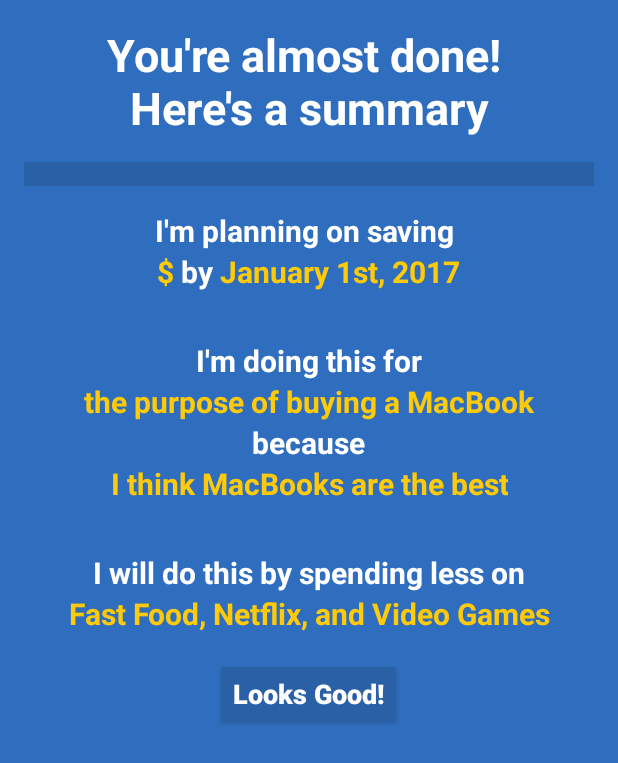
After one commit to zainh96/bluemix-hackathon-Apr16, an Android app: the fragment CreateBudgetStepThreeFragment shown on its own in the app's theme, on a phone screen of 412 x 824 dp. The commit adds this screen. Shown: the top 763 px of the screen. Run offline under Robolectric (Android 15) with nearby library versions, the phone set to English and light mode, and no system bars.

Commit message:
finished summary page

```diff
--- a/app/src/main/java/com/rbc/rbcbudgets/CreateBudgetActivity.java
+++ b/app/src/main/java/com/rbc/rbcbudgets/CreateBudgetActivity.java
@@ -39,6 +39,7 @@ public class CreateBudgetActivity extends AppCompatActivity implements ImageButt
         // create fragments
         fragments.add(new CreateBudgetStepOneFragment().setFormCompletionCallback(this));
         fragments.add(new CreateBudgetStepTwoFragment().setFormCompletionCallback(this));
+        fragments.add(new CreateBudgetStepThreeFragment().setFormCompletionCallback(this));
 
         adapter = new CreateBudgetPagerAdapter(getSupportFragmentManager());
         viewer.setAdapter(adapter);
@@ -57,10 +58,16 @@ public class CreateBudgetActivity extends AppCompatActivity implements ImageButt
             fragments.get(currentFragment).fillForm(this.targetForm);
             if(currentFragment == fragments.size() - 1){
                 // save to DB, goto details.
+                //CreateBudgetStepThreeFragment stepThree = (CreateBudgetStepThreeFragment) fragments.get(currentFragment);
+                //stepThree.showSummary(this.targetForm);
             } else {
                 // goto next form item
                 viewer.setCurrentItem(currentFragment + 1, true);
                 next.setVisibility(View.INVISIBLE);
+
+                if(currentFragment + 1 == fragments.size() - 1){
+                    ((CreateBudgetStepThreeFragment) fragments.get(currentFragment + 1)).showSummary(targetForm);
+                }
             }
         } else if(id == R.id.create_clear){
             fragments.get(currentFragment).clearForm();
--- a/app/src/main/java/com/rbc/rbcbudgets/CreateBudgetStepOneFragment.java
+++ b/app/src/main/java/com/rbc/rbcbudgets/CreateBudgetStepOneFragment.java
@@ -53,6 +53,8 @@ public class CreateBudgetStepOneFragment extends FormFragment implements View.On
         form.setTargetYear(this.year);
         form.setTargetMonth(this.month);
         form.setTargetDayOfMonth(this.dayOfMonth);
+        form.setGoal(forInput.getText().toString());
+        form.setBecause(becauseInput.getText().toString());
     }
 
     @Override
@@ -165,9 +167,4 @@ public class CreateBudgetStepOneFragment extends FormFragment implements View.On
         return this;
     }
 
-    @Override
-    public void onDetach() {
-        super.onDetach();
-        mCallBack = null; // remove reference
-    }
 }
--- /dev/null
+++ b/app/src/main/java/com/rbc/rbcbudgets/CreateBudgetStepThreeFragment.java
@@ -0,0 +1,105 @@
+package com.rbc.rbcbudgets;
+
+import android.content.Context;
+import android.os.Bundle;
+import android.util.Log;
+import android.view.LayoutInflater;
+import android.view.View;
+import android.view.ViewGroup;
+import android.widget.Button;
+import android.widget.TextView;
+
+import org.w3c.dom.Text;
+
+public class CreateBudgetStepThreeFragment extends FormFragment implements View.OnClickListener{
+    private FormCompletion mCallBack;
+    private BudgetTarget form;
+
+    private TextView money, date, forReason, becauseReason, list;
+    private Button done;
+    private String months[];
+
+    public CreateBudgetStepThreeFragment() {
+        // Required empty public constructor
+    }
+
+    @Override
+    public void clearForm() {
+
+    }
+
+    @Override
+    public void fillForm(BudgetTarget form) {
+
+    }
+
+    public CreateBudgetStepThreeFragment setFormCompletionCallback(FormCompletion f){
+        this.mCallBack = f;
+        return this;
+    }
+
+    @Override
+    public View onCreateView(LayoutInflater inflater, ViewGroup container,
+                             Bundle savedInstanceState) {
+        // Inflate the layout for this fragment
+        View v = inflater.inflate(R.layout.fragment_create_budget_step_three, container, false);
+
+        money = (TextView) v.findViewById(R.id.step_three_money);
+        date = (TextView) v.findViewById(R.id.step_three_date);
+        forReason = (TextView) v.findViewById(R.id.step_three_for);
+        becauseReason = (TextView) v.findViewById(R.id.step_three_because);
+        list = (TextView) v.findViewById(R.id.step_three_list);
+        done = (Button) v.findViewById(R.id.step_three_done);
+
+        done.setOnClickListener(this);
+
+        return v;
+    }
+
+    @Override
+    public void onClick(View v) {
+        mCallBack.formIsFilled();
+    }
+
+    public void showSummary(BudgetTarget form){
+        this.form = form;
+
+        // money
+        money.setText("$" + String.format("%.2f", form.getTargetSaveGoal()));
+
+        // date
+        date.setText(months[form.getTargetMonth()] + " " + form.getTargetDayOfMonth() + ", " + form.getTargetYear());
+
+        // For reason (goal)
+        forReason.setText(form.getGoal());
+
+        // because reason
+        becauseReason.setText(form.getBecause());
+
+        StringBuilder builder = new StringBuilder();
+
+        for(int i = 0; i < form.getItems().size(); i++){
+            if(i != 0){
+                builder.append(", ");
+            }
+
+            Item item = form.getItems().get(i);
+
+            if(i == form.getItems().size() - 1 && i != 0){
+                builder.append("and ");
+            }
+
+            builder.append(item.getItem());
+        }
+
+        list.setText(builder.toString());
+
+        Log.i("TEST", "TEST");
+    }
+
+    @Override
+    public void onAttach(Context context) {
+        super.onAttach(context);
+        months = getActivity().getResources().getStringArray(R.array.month_array);
+    }
+}
--- a/app/src/main/java/com/rbc/rbcbudgets/CreateBudgetStepTwoFragment.java
+++ b/app/src/main/java/com/rbc/rbcbudgets/CreateBudgetStepTwoFragment.java
@@ -64,12 +64,6 @@ public class CreateBudgetStepTwoFragment extends FormFragment implements Categor
     }
 
     @Override
-    public void onDetach() {
-        super.onDetach();
-        mCallBack = null; // remove reference
-    }
-
-    @Override
     public View onCreateView(LayoutInflater inflater, ViewGroup container,
                              Bundle savedInstanceState) {
         // Inflate the layout for this fragment
--- /dev/null
+++ b/app/src/main/res/layout/fragment_create_budget_step_three.xml
@@ -0,0 +1,163 @@
+<?xml version="1.0" encoding="utf-8"?>
+<LinearLayout xmlns:android="http://schemas.android.com/apk/res/android"
+    android:background="@color/colorPrimary"
+    android:orientation="vertical"
+    android:paddingStart="16dp"
+    android:paddingEnd="16dp"
+    android:layout_width="match_parent"
+    android:layout_height="match_parent">
+
+    <TextView
+        android:layout_marginTop="16dp"
+        android:textColor="@android:color/white"
+        android:textStyle="bold"
+        android:layout_gravity="center_horizontal"
+        android:lines="2"
+        android:textSize="30sp"
+        android:gravity="center_horizontal"
+        android:text="You're almost done! \nHere's a summary"
+        android:layout_width="wrap_content"
+        android:layout_height="wrap_content" />
+
+    <View
+        android:background="@color/colorPrimaryDarker"
+        android:layout_marginTop="16dp"
+        android:layout_width="match_parent"
+        android:layout_height="16dp"/>
+
+    <ScrollView
+        android:layout_marginTop="16dp"
+        android:layout_width="match_parent"
+        android:layout_height="match_parent">
+
+        <LinearLayout
+            android:orientation="vertical"
+            android:layout_width="match_parent"
+            android:layout_height="wrap_content">
+
+            <!-- Line 1 -->
+            <TextView
+                android:layout_gravity="center_horizontal"
+                android:textColor="@android:color/white"
+                android:textStyle="bold"
+                android:textSize="20sp"
+                android:text="I'm planning on saving "
+                android:layout_width="wrap_content"
+                android:layout_height="wrap_content" />
+
+            <!-- Line 2 -->
+            <LinearLayout
+                android:layout_gravity="center_horizontal"
+                android:orientation="horizontal"
+                android:layout_width="wrap_content"
+                android:layout_height="wrap_content">
+
+                <TextView
+                    android:id="@+id/step_three_money"
+                    android:textColor="@color/colorAccent"
+                    android:textStyle="bold"
+                    android:textSize="20sp"
+                    android:text="$"
+                    android:layout_width="wrap_content"
+                    android:layout_height="wrap_content" />
+
+                <TextView
+                    android:layout_gravity="center_horizontal"
+                    android:textColor="@android:color/white"
+                    android:textStyle="bold"
+                    android:textSize="20sp"
+                    android:text=" by "
+                    android:layout_width="wrap_content"
+                    android:layout_height="wrap_content" />
+
+                <TextView
+                    android:id="@+id/step_three_date"
+                    android:layout_gravity="center_horizontal"
+                    android:textColor="@color/colorAccent"
+                    android:textStyle="bold"
+                    android:textSize="20sp"
+                    android:text="January 1st, 2017"
+                    android:layout_width="wrap_content"
+                    android:layout_height="wrap_content" />
+            </LinearLayout>
+
+            <TextView
+                android:layout_gravity="center_horizontal"
+                android:layout_marginTop="32dp"
+                android:orientation="horizontal"
+                android:textColor="@android:color/white"
+                android:textStyle="bold"
+                android:textSize="20sp"
+                android:text=" I'm doing this for "
+                android:layout_width="wrap_content"
+                android:layout_height="wrap_content" />
+
+            <TextView
+                android:id="@+id/step_three_for"
+                android:layout_gravity="center_horizontal"
+                android:textColor="@color/colorAccent"
+                android:textStyle="bold"
+                android:textSize="20sp"
+                android:gravity="center_horizontal"
+                android:text="the purpose of buying a MacBook"
+                android:layout_width="wrap_content"
+                android:layout_height="wrap_content" />
+
+            <TextView
+                android:layout_gravity="center_horizontal"
+                android:orientation="horizontal"
+                android:textColor="@android:color/white"
+                android:textStyle="bold"
+                android:textSize="20sp"
+                android:text="because"
+                android:layout_width="wrap_content"
+                android:layout_height="wrap_content" />
+
+            <TextView
+                android:id="@+id/step_three_because"
+                android:layout_gravity="center_horizontal"
+                android:textColor="@color/colorAccent"
+                android:textStyle="bold"
+                android:textSize="20sp"
+                android:gravity="center_horizontal"
+                android:text="I think MacBooks are the best"
+                android:layout_width="wrap_content"
+                android:layout_height="wrap_content" />
+
+            <TextView
+                android:layout_marginTop="32dp"
+                android:layout_gravity="center_horizontal"
+                android:orientation="horizontal"
+                android:textColor="@android:color/white"
+                android:textStyle="bold"
+                android:textSize="20sp"
+                android:text="I will do this by spending less on"
+                android:layout_width="wrap_content"
+                android:layout_height="wrap_content" />
+
+            <TextView
+                android:id="@+id/step_three_list"
+                android:layout_gravity="center_horizontal"
+                android:gravity="center"
+                android:textColor="@color/colorAccent"
+                android:textStyle="bold"
+                android:textSize="20sp"
+                android:text="Fast Food, Netflix, and Video Games"
+                android:layout_width="wrap_content"
+                android:layout_height="wrap_content" />
+
+            <Button
+                android:textSize="18sp"
+                android:textStyle="bold"
+                android:layout_marginTop="16dp"
+                android:textColor="@android:color/white"
+                android:layout_gravity="center_horizontal"
+                android:backgroundTint="@color/colorPrimaryDarker"
+                android:text="Looks Good!"
+                android:textAllCaps="false"
+                android:id="@+id/step_three_done"
+                android:layout_width="wrap_content"
+                android:layout_height="wrap_content" />
+        </LinearLayout>
+    </ScrollView>
+</LinearLayout>
```
